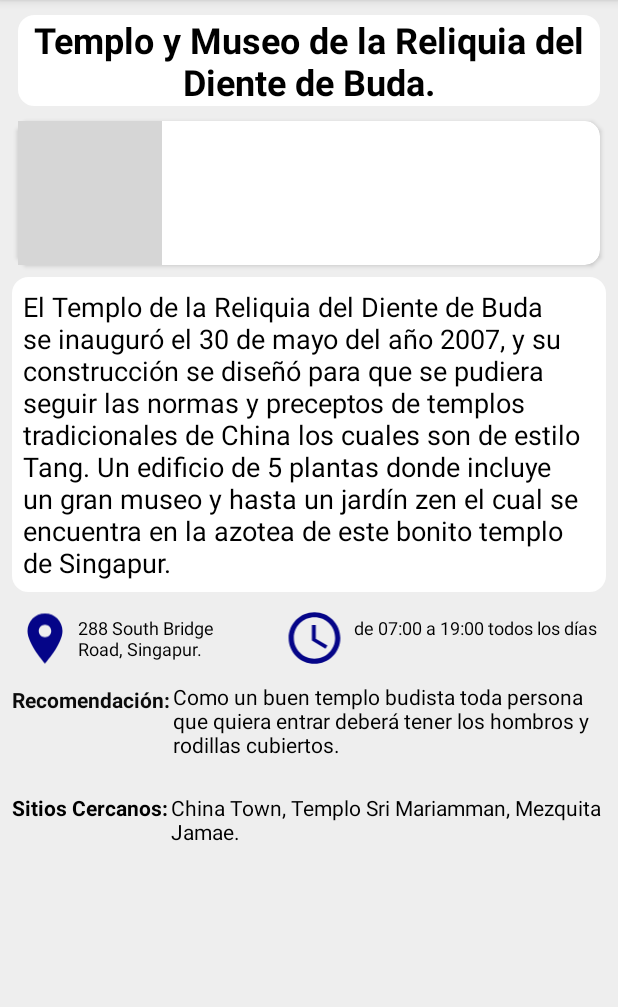
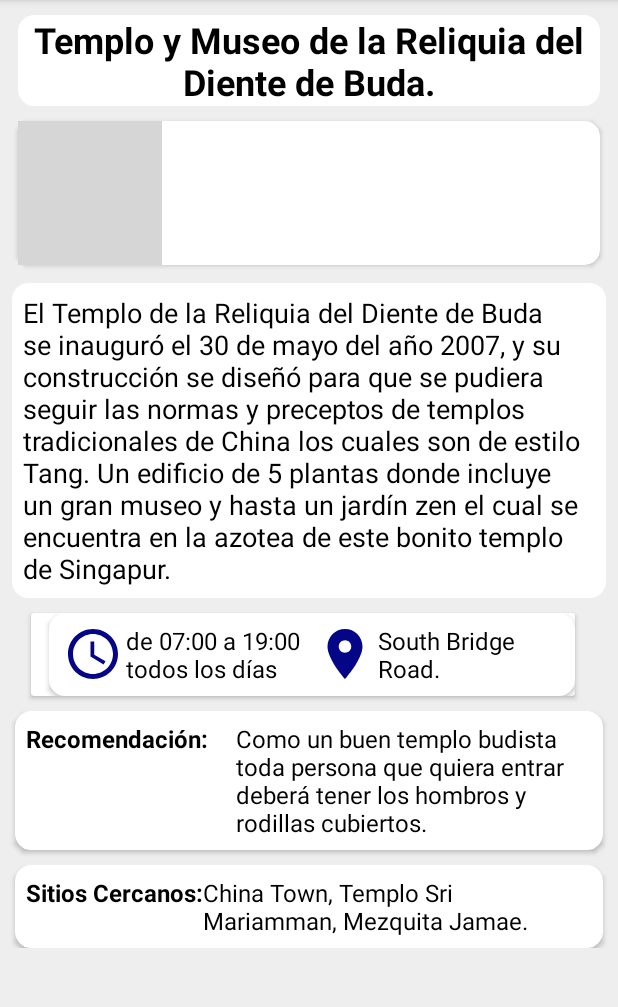
Before and after one commit to SingaRoute/SingaRouteApp, an Android app: the screen it shows after launch (InterfazTemploBudaActivity2), on a phone screen of 412 x 824 dp, the part 84-1091 px from its top. Run offline under Robolectric (Android 15) with nearby library versions, the phone set to English and light mode, and no system bars; grey boxes are pictures that could not be loaded.

Commit message:
detalles interfaz del lugar "templo y museo de la reliquia del diente de buda"

```diff
--- a/app/src/main/res/layout/activity_interfaz_templo_buda2.xml
+++ b/app/src/main/res/layout/activity_interfaz_templo_buda2.xml
@@ -8,8 +8,8 @@
     android:layout_width="match_parent"
     android:layout_height="match_parent"
     android:layout_marginBottom="10dp"
+    android:background="@color/back"
     android:scrollbarStyle="insideOverlay"
-    android:background="@color/back"
     app:layout_constraintBottom_toBottomOf="parent"
     app:layout_constraintEnd_toEndOf="parent"
     app:layout_constraintStart_toStartOf="parent"
@@ -27,9 +27,9 @@
 
         <TextView
             android:id="@+id/textView2"
+            style="@style/text_title"
             android:layout_width="match_parent"
             android:layout_height="wrap_content"
-            style="@style/text_title"
             android:background="@drawable/rounded_corner_view"
             android:backgroundTint="@color/gardens_by_the_bay"
             android:text="@string/templo_museo_buda"
@@ -71,7 +71,7 @@
             android:layout_width="match_parent"
             android:layout_height="wrap_content"
             android:layout_marginStart="8dp"
-            android:layout_marginTop="8dp"
+            android:layout_marginTop="12dp"
             android:layout_marginEnd="8dp"
             android:background="@drawable/rounded_corner_view"
             android:text="@string/descripcion"
@@ -80,116 +80,149 @@
             app:layout_constraintStart_toEndOf="@+id/textView7"
             app:layout_constraintTop_toBottomOf="@+id/cardView" />
 
+
+        <androidx.cardview.widget.CardView
+            android:id="@+id/cardView2"
+            android:layout_width="wrap_content"
+            android:layout_height="wrap_content"
+            android:layout_marginTop="10dp"
+            android:layout_marginEnd="8dp"
+            app:layout_constraintEnd_toEndOf="parent"
+            app:layout_constraintStart_toStartOf="parent"
+            app:layout_constraintTop_toBottomOf="@+id/textView">
+
+            <LinearLayout
+                android:id="@+id/ubicacion_linear_layout"
+                style="@style/text_container"
+                android:layout_width="match_parent"
+                android:layout_height="match_parent"
+                android:layout_marginTop="0dp"
+                android:layout_marginEnd="0dp"
+                android:background="@drawable/rounded_corner_view"
+                android:backgroundTint="@color/white"
+                android:elevation="2dp"
+                android:gravity="end"
+                android:orientation="horizontal">
+
+
+                <ImageView
+                    android:id="@+id/imageView4"
+                    android:layout_width="44dp"
+                    android:layout_height="40dp"
+                    android:contentDescription="@string/horario"
+                    android:visibility="visible"
+                    app:srcCompat="@drawable/ic_baseline_access_time_24" />
+
+                <TextView
+                    android:id="@+id/textView4"
+                    android:layout_width="124dp"
+                    android:layout_height="wrap_content"
+                    android:text="@string/horario"
+                    android:textAlignment="textStart"
+                    android:textColor="@color/black"
+                    android:textSize="16sp"
+                    android:visibility="visible" />
+
                 <ImageView
                     android:id="@+id/imageView5"
-            android:layout_width="40dp"
-            android:layout_height="42dp"
-            android:layout_marginStart="10dp"
-            android:layout_marginTop="10dp"
+                    android:layout_width="44dp"
+                    android:layout_height="40dp"
                     android:contentDescription="@string/direccion"
-            app:layout_constraintStart_toStartOf="parent"
-            app:layout_constraintTop_toBottomOf="@+id/textView"
-            app:srcCompat="@drawable/ic_baseline_location_on_24"
-            tools:ignore="ImageContrastCheck" />
+                    android:visibility="visible"
+                    app:srcCompat="@drawable/ic_baseline_location_on_24" />
 
                 <TextView
                     android:id="@+id/textView3"
-            android:layout_width="116dp"
-            android:layout_height="35dp"
-            android:layout_marginStart="2dp"
-            android:layout_marginTop="15dp"
+                    android:layout_width="124dp"
+                    android:layout_height="wrap_content"
                     android:text="@string/direccion"
                     android:textColor="@color/black"
-            android:textSize="12sp"
-            android:visibility="visible"
-            app:layout_constraintStart_toEndOf="@+id/imageView5"
-            app:layout_constraintTop_toBottomOf="@+id/textView" />
+                    android:textSize="16sp"
+                    android:visibility="visible" />
 
-        <ImageView
-            android:id="@+id/imageView4"
-            android:layout_width="43dp"
-            android:layout_height="41dp"
-            android:layout_marginStart="20dp"
+            </LinearLayout>
+
+        </androidx.cardview.widget.CardView>
+
+        <LinearLayout
+            android:id="@+id/ubicacion_linear_layout"
+            style="@style/text_container"
+            android:layout_width="0dp"
+            android:layout_height="wrap_content"
+            android:layout_marginStart="10dp"
             android:layout_marginTop="10dp"
-            android:contentDescription="@string/horario"
-            app:layout_constraintStart_toEndOf="@+id/textView3"
-            app:layout_constraintTop_toBottomOf="@+id/textView"
-            app:srcCompat="@drawable/ic_baseline_access_time_24"
-            tools:ignore="ContentDescription,MissingConstraints" />
+            android:layout_marginEnd="10dp"
+            android:background="@drawable/rounded_corner_view"
+            android:backgroundTint="@color/white"
+            android:elevation="2dp"
+            android:gravity="end"
+            android:orientation="horizontal"
+            app:layout_constraintEnd_toEndOf="parent"
+            app:layout_constraintHorizontal_bias="0.0"
+            app:layout_constraintStart_toStartOf="parent"
+            app:layout_constraintTop_toBottomOf="@+id/ubicacion_linear_layout">
+
 
             <TextView
-            android:id="@+id/textView4"
-            android:layout_width="167dp"
-            android:layout_height="35dp"
-            android:layout_marginStart="2dp"
-            android:layout_marginTop="15dp"
+                android:id="@+id/textView7"
+                android:layout_width="wrap_content"
+                android:layout_height="wrap_content"
+                android:text="@string/sitios_cercanos"
+                android:textColor="@color/black"
+                android:textSize="16sp"
+                android:textStyle="bold"
+                android:visibility="visible" />
+
+            <TextView
+                android:id="@+id/textView8"
+                android:layout_width="wrap_content"
+                android:layout_height="wrap_content"
+                android:text="@string/otros_sitios"
+                android:textColor="@color/black"
+                android:textSize="16sp"
+                android:visibility="visible" />
+
+        </LinearLayout>
+
+        <LinearLayout
+            android:id="@+id/ubicacion_linear_layout"
+            style="@style/text_container"
+            android:layout_width="0dp"
+            android:layout_height="wrap_content"
+            android:layout_marginStart="10dp"
+            android:layout_marginTop="10dp"
             android:layout_marginEnd="10dp"
-            android:text="@string/horario"
-            android:textAlignment="center"
-            android:textColor="@color/black"
-            android:textSize="12sp"
-            android:visibility="visible"
+            android:background="@drawable/rounded_corner_view"
+            android:backgroundTint="@color/white"
+            android:elevation="2dp"
+            android:gravity="end"
+            android:orientation="horizontal"
             app:layout_constraintEnd_toEndOf="parent"
             app:layout_constraintHorizontal_bias="0.0"
-            app:layout_constraintStart_toEndOf="@+id/imageView4"
-            app:layout_constraintTop_toBottomOf="@+id/textView" />
+            app:layout_constraintStart_toStartOf="parent"
+            app:layout_constraintTop_toBottomOf="@+id/cardView2">
+
 
             <TextView
                 android:id="@+id/textView5"
-            android:layout_width="0dp"
+                android:layout_width="140dp"
                 android:layout_height="wrap_content"
-            android:layout_marginStart="8dp"
-            android:layout_marginTop="10dp"
                 android:text="@string/recomendacion"
-            android:textColor="#0B0B0B"
-            android:textSize="14sp"
+                android:textColor="@color/black"
+                android:textSize="16sp"
                 android:textStyle="bold"
-            android:visibility="visible"
-            app:layout_constraintStart_toStartOf="parent"
-            app:layout_constraintTop_toBottomOf="@+id/imageView5" />
+                android:visibility="visible" />
 
             <TextView
                 android:id="@+id/textView6"
-            android:layout_width="0dp"
-            android:layout_height="64dp"
-            android:layout_marginStart="2dp"
-            android:layout_marginTop="8dp"
-            android:layout_marginEnd="8dp"
+                android:layout_width="wrap_content"
+                android:layout_height="wrap_content"
                 android:text="@string/recomendacion_vestir"
                 android:textColor="@color/black"
-            android:visibility="visible"
-            app:layout_constraintEnd_toEndOf="parent"
-            app:layout_constraintHorizontal_bias="1.0"
-            app:layout_constraintStart_toEndOf="@+id/textView5"
-            app:layout_constraintTop_toBottomOf="@+id/imageView5" />
+                android:textSize="16sp"
+                android:visibility="visible" />
+        </LinearLayout>
 
-        <TextView
-            android:id="@+id/textView7"
-            android:layout_width="0dp"
-            android:layout_height="wrap_content"
-            android:layout_marginStart="8dp"
-            android:layout_marginTop="10dp"
-            android:text="@string/sitios_cercanos"
-            android:textColor="@color/black"
-            android:textStyle="bold"
-            android:visibility="visible"
-            app:layout_constraintStart_toStartOf="parent"
-            app:layout_constraintTop_toBottomOf="@+id/textView6" />
-
-        <TextView
-            android:id="@+id/textView8"
-            android:layout_width="0dp"
-            android:layout_height="wrap_content"
-            android:layout_marginStart="2dp"
-            android:layout_marginTop="10dp"
-            android:layout_marginEnd="8dp"
-            android:text="@string/otros_sitios"
-            android:textColor="@color/black"
-            android:visibility="visible"
-            app:layout_constraintEnd_toEndOf="parent"
-            app:layout_constraintHorizontal_bias="0.0"
-            app:layout_constraintStart_toEndOf="@+id/textView7"
-            app:layout_constraintTop_toBottomOf="@+id/textView6" />
 
     </androidx.constraintlayout.widget.ConstraintLayout>
 
--- a/app/src/main/res/values/strings.xml
+++ b/app/src/main/res/values/strings.xml
@@ -7,7 +7,7 @@
     <string name="templo_museo_buda">Templo y Museo de la Reliquia del Diente de Buda.</string>
     <string name="descripcion">El Templo de la Reliquia del Diente de Buda se inauguró el 30 de mayo del año 2007, y su construcción se diseñó para que se pudiera seguir las normas y preceptos de templos tradicionales de China los cuales son de estilo Tang. Un edificio de 5 plantas donde incluye un gran museo y hasta un jardín zen el cual se encuentra en la azotea de este bonito templo de Singapur.</string>
     <string name="imagen_descripcion">Uno de los lugares más impresionantes de Singapur, el Templo de la Reliquia del Diente de Buda</string>
-    <string name="direccion">288 South Bridge Road, Singapur.</string>
+    <string name="direccion">South Bridge Road.</string>
     <string name="horario">de 07:00 a 19:00 todos los días</string>
     <string name="recomendacion">Recomendación:</string>
     <string name="recomendacion_vestir">Como un buen templo budista toda persona que quiera entrar deberá tener los hombros y rodillas cubiertos.</string>
```
Lines whose indentation alone changed are shown as unchanged.
